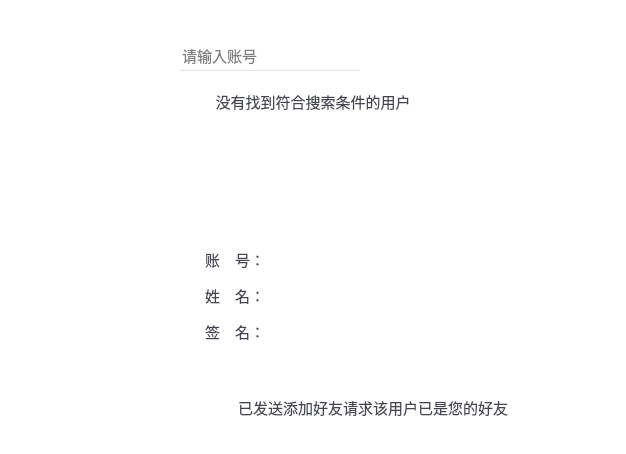
First picture: the form in STSample/STContactAddNew.ui, repository sunpu/stsample, before the edit.
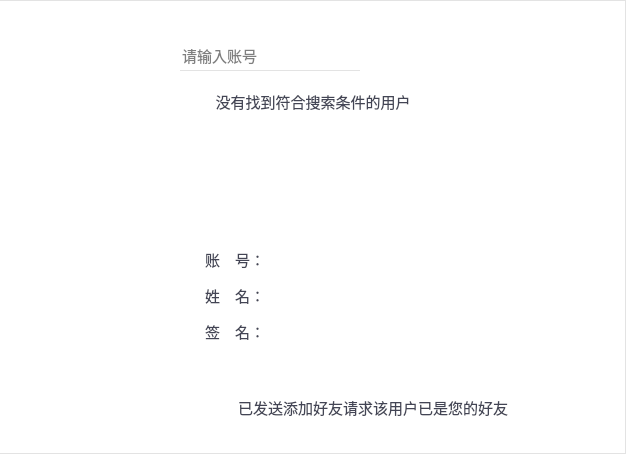
Second picture: the form after the edit. Icons and pictures are not drawn. Custom widgets are drawn as their Qt base class.

Patch:
```diff
--- a/STSample/STContactAddNew.ui
+++ b/STSample/STContactAddNew.ui
@@ -14,7 +14,9 @@
    <string>STContactAddNew</string>
   </property>
   <property name="styleSheet">
-   <string notr="true">QWidget {background-color: #ffffff;}</string>
+   <string notr="true">QWidget {background-color: #ffffff;}
+
+QWidget#STContactAddNewClass{border-right: 1px solid #e3e3e3;border-top: 1px solid #e3e3e3;border-bottom: 1px solid #e3e3e3;}</string>
   </property>
   <layout class="QVBoxLayout" name="verticalLayout">
    <item>
```
Left out of the diff: 2 changed lines with no effect on the pictures.
